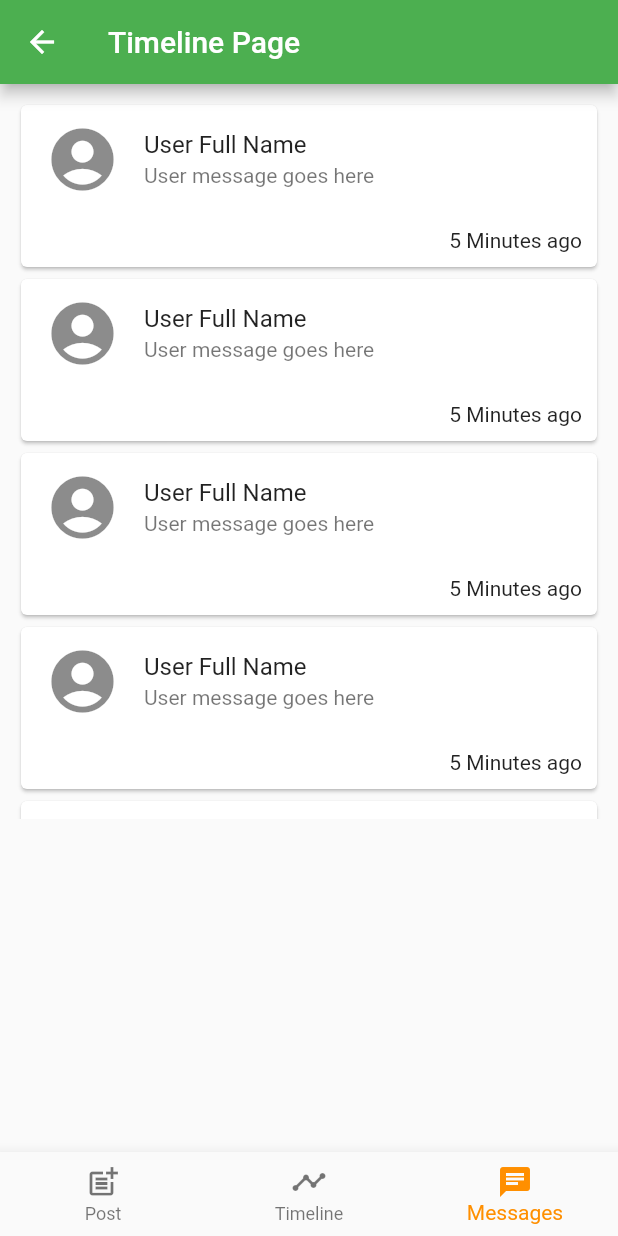
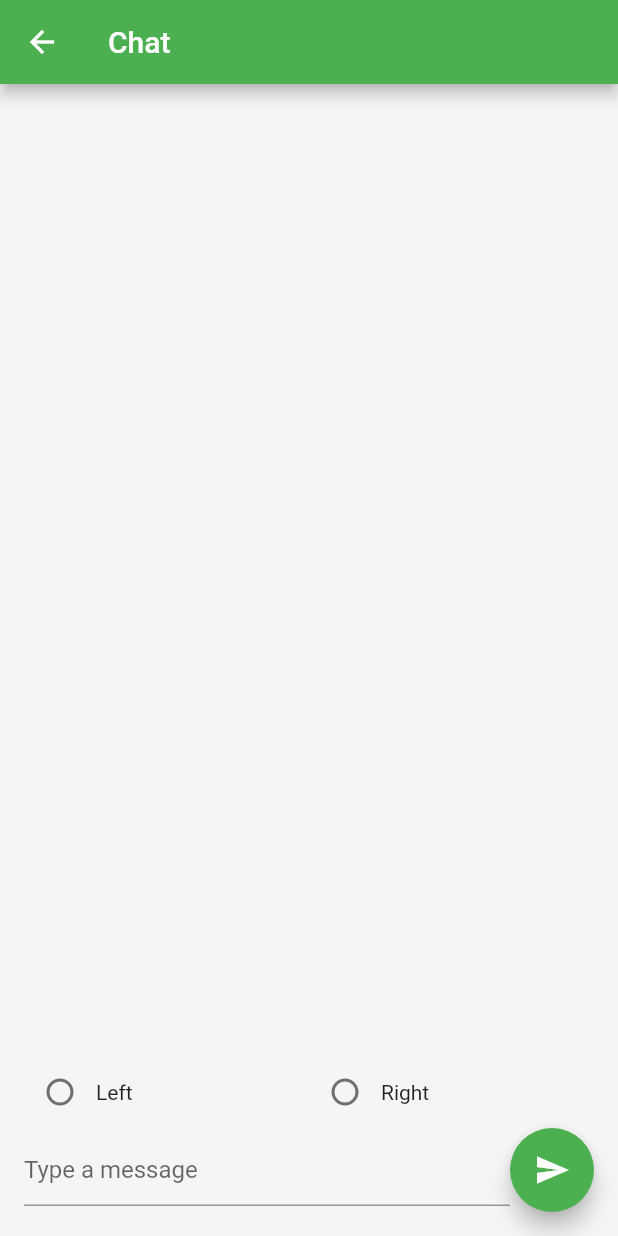
Before and after one commit to alfiannuriman/Speakup, a Flutter app: the TimelinePage screen opened directly, item 3 of the bottom bar chosen, after a tap on "User Full Name", on a phone screen of 412 x 824 dp. Run offline on Flutter 3.47's test engine with Material 2 defaults, Android fonts, the phone set to English and light mode, and no system bars.

Commit message:
[Message]: Chat message UI:

```diff
--- /dev/null
+++ b/lib/views/pages/MessagesPage.dart
@@ -0,0 +1,182 @@
+import 'package:flutter/material.dart';
+
+class MessagesPage extends StatefulWidget {
+  @override
+  MessagesPageState createState() {
+    return MessagesPageState();
+  }
+}
+
+class MessagesPageState extends State<MessagesPage> {
+  var chatMessages = List<ChatData>();
+  int _viewTypeMessage = -1;
+  var _messageTextEditingController = TextEditingController();
+  var _scaffoldKey = GlobalKey<ScaffoldState>();
+
+  @override
+  Widget build(BuildContext context) {
+    return Scaffold(
+      key: _scaffoldKey,
+      appBar: AppBar(
+        title: Text(
+          "Chat",
+          style: TextStyle(
+            color: Colors.white,
+          ),
+        ),
+      ),
+      body: SafeArea(
+        child: Container(
+          color: Colors.grey[100],
+          child: Padding(
+            padding: const EdgeInsets.all(16.0),
+            child: Column(
+              children: <Widget>[
+                Expanded(
+                  child: ListView.builder(
+                    itemBuilder: (context, index) {
+                      var chatMessage = chatMessages[index];
+                      switch (chatMessage._viewType) {
+                        case 1:
+                          return Row(
+                            mainAxisSize: MainAxisSize.max,
+                            mainAxisAlignment: MainAxisAlignment.start,
+                            children: <Widget>[
+                              Card(
+                                color: Colors.orange,
+                                child: Padding(
+                                  padding: const EdgeInsets.all(8.0),
+                                  child: Text(
+                                    chatMessage._message,
+                                    style: TextStyle(
+                                      color: Colors.white,
+                                    ),
+                                  ),
+                                ),
+                              ),
+                            ],
+                          );
+                        default:
+                          return Row(
+                            mainAxisSize: MainAxisSize.max,
+                            mainAxisAlignment: MainAxisAlignment.end,
+                            children: <Widget>[
+                              Card(
+                                color: Colors.white,
+                                child: Padding(
+                                  padding: const EdgeInsets.all(8.0),
+                                  child: Text(chatMessage._message),
+                                ),
+                              ),
+                            ],
+                          );
+                      }
+                    },
+                    itemCount: chatMessages.length,
+                  ),
+                ),
+                Row(
+                  children: <Widget>[
+                    Expanded(
+                      child: Row(
+                        children: <Widget>[
+                          Radio(
+                            value: 1,
+                            groupValue: _viewTypeMessage,
+                            onChanged: (value) {
+                              setState(() {
+                                _viewTypeMessage = value;
+                              });
+                            },
+                          ),
+                          Text("Left"),
+                        ],
+                      ),
+                    ),
+                    Expanded(
+                      child: Row(
+                        children: <Widget>[
+                          Radio(
+                            value: 2,
+                            groupValue: _viewTypeMessage,
+                            onChanged: (value) {
+                              setState(() {
+                                _viewTypeMessage = value;
+                              });
+                            },
+                          ),
+                          Text("Right"),
+                        ],
+                      ),
+                    )
+                  ],
+                ),
+                Row(
+                  children: <Widget>[
+                    Expanded(
+                      child: TextField(
+                        controller: _messageTextEditingController,
+                        decoration: InputDecoration(
+                          hintText: "Type a message",
+                        ),
+                      ),
+                    ),
+                    FloatingActionButton(
+                      child: Icon(
+                        Icons.send,
+                        color: Colors.white,
+                      ),
+                      onPressed: () {
+                        var message = _messageTextEditingController.text.trim();
+                        if (message.isEmpty) {
+                          _scaffoldKey.currentState.showSnackBar(
+                            SnackBar(
+                              content: Text("Message is empty"),
+                            ),
+                          );
+                        } else if (_viewTypeMessage == -1) {
+                          _scaffoldKey.currentState.showSnackBar(
+                            SnackBar(
+                              content: Text(
+                                "Please choose view type message",
+                              ),
+                            ),
+                          );
+                        } else {
+                          setState(() {
+                            _messageTextEditingController.clear();
+                            chatMessages
+                                .add(ChatData(message, _viewTypeMessage));
+                          });
+                        }
+                      },
+                    ),
+                  ],
+                )
+              ],
+            ),
+          ),
+        ),
+      ),
+    );
+  }
+}
+
+class ChatData {
+  String _message;
+  int _viewType;
+
+  ChatData(this._message, this._viewType);
+
+  int get viewType => _viewType;
+
+  set viewType(int value) {
+    _viewType = value;
+  }
+
+  String get message => _message;
+
+  set message(String value) {
+    _message = value;
+  }
+}
--- a/lib/views/widgets/MessageList.dart
+++ b/lib/views/widgets/MessageList.dart
@@ -1,4 +1,5 @@
 import 'package:flutter/material.dart';
+import 'package:speakup/views/pages/MessagesPage.dart';
 
 class MessageList extends StatefulWidget {
 
@@ -29,7 +30,10 @@ class MessageListState extends State<MessageList> {
                     child: InkWell(
                       splashColor: Colors.blue.withAlpha(30),
                       onTap: () {
-                        print('Card tapped.');
+                        Navigator.push(
+                          context,
+                          MaterialPageRoute(builder: (context) => MessagesPage())
+                        );
                       },
                       child: Column(
                         mainAxisSize: MainAxisSize.min,
```
